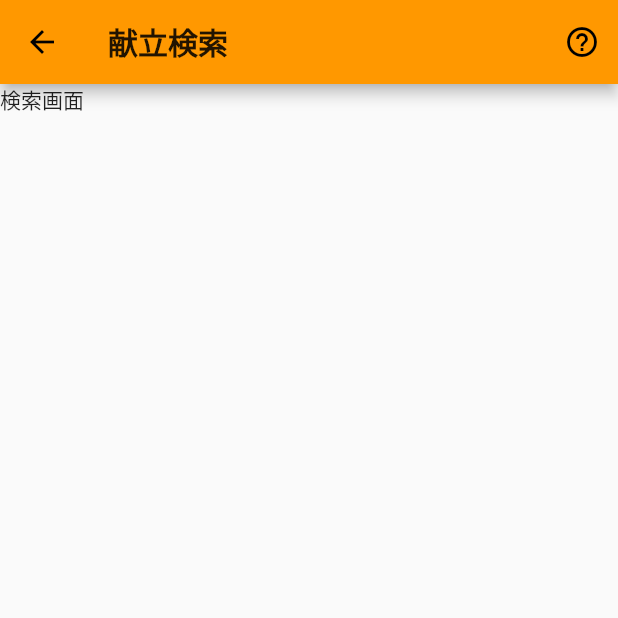
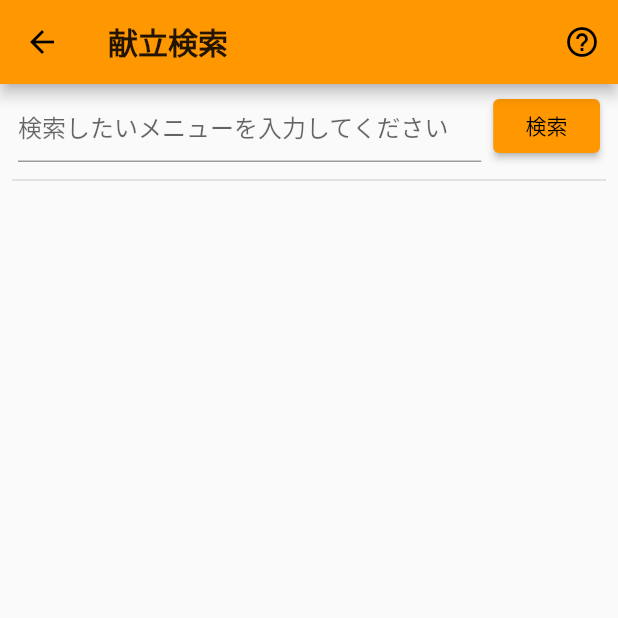
Before and after one commit to Yuta1004/ShirasunaKondateV4, a Flutter app: the SearchPage screen opened by its route, on a phone screen of 412 x 824 dp, the top half of it. Run offline on Flutter 3.47's test engine with Material 2 defaults, Android fonts, the phone set to English and light mode, and no system bars; our stand-ins replace flutter_spinkit, sqflite, tuple; missing offline and left inert: grpc, marquee_widget, protobuf; accounts and stored records are empty; statements that could not run were skipped.

Commit message:
[add](app) 検索画面のUIを作った

```diff
--- a/app/lib/pages/search_page/search_page.dart
+++ b/app/lib/pages/search_page/search_page.dart
@@ -1,4 +1,5 @@
 import "package:flutter/material.dart";
+import "package:flutter_spinkit/flutter_spinkit.dart";
 
 class SearchPage extends StatefulWidget {
     @override
@@ -6,6 +7,8 @@ class SearchPage extends StatefulWidget {
 }
 
 class _SearchPageState extends State<SearchPage> {
+    final  _formKey = GlobalKey<FormState>();
+
     @override
     Widget build(BuildContext context) {
         return Scaffold(
@@ -22,7 +25,75 @@ class _SearchPageState extends State<SearchPage> {
                     ),
                 ],
             ),
-            body: Text("検索画面"),
+            body: Padding(
+                padding: EdgeInsets.symmetric(vertical: 4, horizontal: 8),
+                child: Stack(
+                    children: <Widget>[
+                        Column(
+                            children: <Widget>[
+                                Flexible(
+                                    child: Form(
+                                        key: _formKey,
+                                        child: Row(
+                                            children: <Widget>[
+                                                Expanded(
+                                                    flex: 8,
+                                                    child: Padding(
+                                                        padding: EdgeInsets.symmetric(horizontal: 4),
+                                                        child: TextFormField(
+                                                            decoration: InputDecoration(
+                                                                hintText: "検索したいメニューを入力してください",
+                                                            ),
+                                                            validator: (String? value) {
+                                                                if(value == null || value.isEmpty) {
+                                                                    return "メニュー名を入力してください";
+                                                                }
+                                                                return null;
+                                                            },
+                                                        ),
+                                                    ),
+                                                ),
+                                                Expanded(
+                                                    flex: 2,
+                                                    child: Padding(
+                                                        padding: EdgeInsets.symmetric(horizontal: 4),
+                                                        child: ElevatedButton(
+                                                            child: Text("検索"),
+                                                            style: ElevatedButton.styleFrom(
+                                                                primary: Colors.orange,
+                                                            ),
+                                                            onPressed: () {
+                                                                if(_formKey.currentState != null && _formKey.currentState!.validate()) {
+                                                                    print("OK");
+                                                                }
+                                                            },
+                                                        ),
+                                                    ),
+                                                ),
+                                            ],
+                                        ),
+                                    ),
+                                ),
+                                Padding(
+                                    padding: EdgeInsets.symmetric(vertical: 4),
+                                    child: Divider(
+                                        thickness: 1,
+                                        indent: 0,
+                                        endIndent: 0,
+                                    ),
+                                ),
+                            ],
+                        ),
+                        Visibility(
+                            visible: false,
+                            child: SpinKitCircle(
+                                color: Colors.orange,
+                                size: 100.0,
+                            ),
+                        ),
+                    ],
+                ),
+            ),
         );
     }
 }
```
